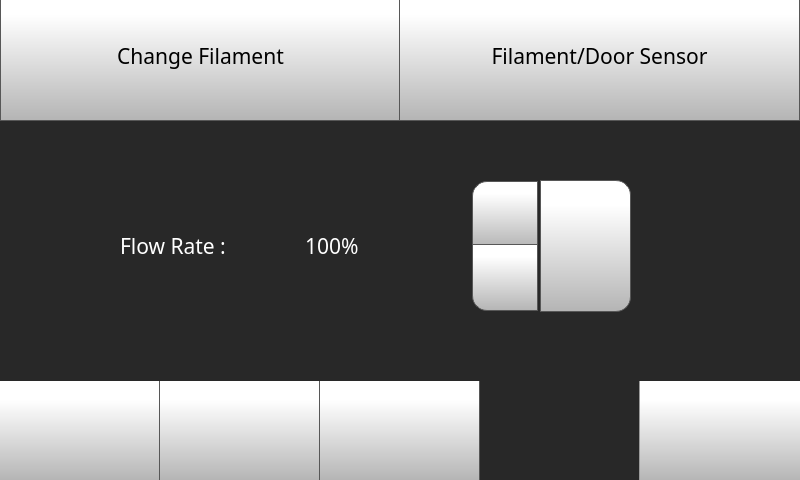
FracktalWorks/Twin-Dragon-600, file octoprint_TwinDragon600TouchUI/mainGUI.ui: the form before one commit.
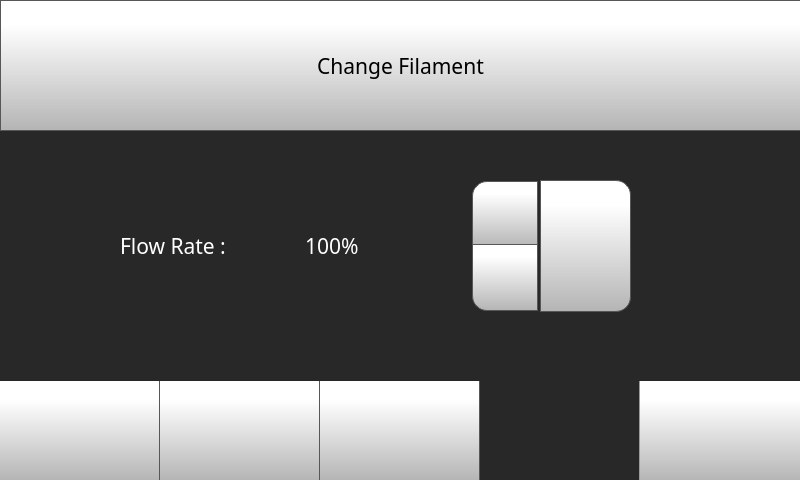
The form after the commit. The open tabs and pages were chosen to show the change. Icons and pictures are not drawn.

Commit message:
removed rotate display
removed rotate display

What changed in the file:
```diff
--- a/octoprint_TwinDragon600TouchUI/mainGUI.ui
+++ b/octoprint_TwinDragon600TouchUI/mainGUI.ui
@@ -13097,8 +13097,8 @@
         <property name="geometry">
          <rect>
           <x>0</x>
-          <y>0</y>
-          <width>401</width>
+          <y>10</y>
+          <width>801</width>
           <height>131</height>
          </rect>
         </property>
@@ -13150,74 +13150,6 @@
          <enum>Qt::ToolButtonTextUnderIcon</enum>
         </property>
        </widget>
-       <widget class="QToolButton" name="toggleFilamentSensorButton">
-        <property name="enabled">
-         <bool>true</bool>
-        </property>
-        <property name="geometry">
-         <rect>
-          <x>399</x>
-          <y>0</y>
-          <width>401</width>
-          <height>131</height>
-         </rect>
-        </property>
-        <property name="font">
-         <font>
-          <family>Gotham</family>
-          <pointsize>16</pointsize>
-         </font>
-        </property>
-        <property name="styleSheet">
-         <string notr="true">QToolButton  {
-     border: 1px solid rgb(87, 87, 87);
-	background-color: qlineargradient(spread:pad, x1:0, y1:1, x2:0, y2:0.188, stop:0 rgba(180, 180, 180, 255), stop:1 rgba(255, 255, 255, 255));
-
-
-}
-
-QToolButton :pressed {
-    background-color: qlineargradient(x1: 0, y1: 0, x2: 0, y2: 1,
-                                      stop: 0 #dadbde, stop: 1 #f6f7fa);
-	/* #dadbde #f6f7fa */
-}
-
-
-QToolButton :flat {
-    border: none; /* no border for a flat push button */
-}
-
-QToolButton :default {
-    border-color: navy; /* make the default button prominent */
-}
-
-QToolButton :focus {
-	outline: none;
-}</string>
-        </property>
-        <property name="text">
-         <string>Filament/Door Sensor</string>
-        </property>
-        <property name="icon">
-         <iconset>
-          <normaloff>templates/img/filamentSensorOn.png</normaloff>templates/img/filamentSensorOn.png</iconset>
-        </property>
-        <property name="iconSize">
-         <size>
-          <width>70</width>
-          <height>70</height>
-         </size>
-        </property>
-        <property name="checkable">
-         <bool>false</bool>
-        </property>
-        <property name="checked">
-         <bool>false</bool>
-        </property>
-        <property name="toolButtonStyle">
-         <enum>Qt::ToolButtonTextUnderIcon</enum>
-        </property>
-       </widget>
        <zorder>flowRateSpinBox</zorder>
        <zorder>setFlowRateButton</zorder>
        <zorder>flowRateLabelControlPage</zorder>
```
Left out of the diff: 61 changed lines with no effect on the pictures. The commit also changes 2 other files.
